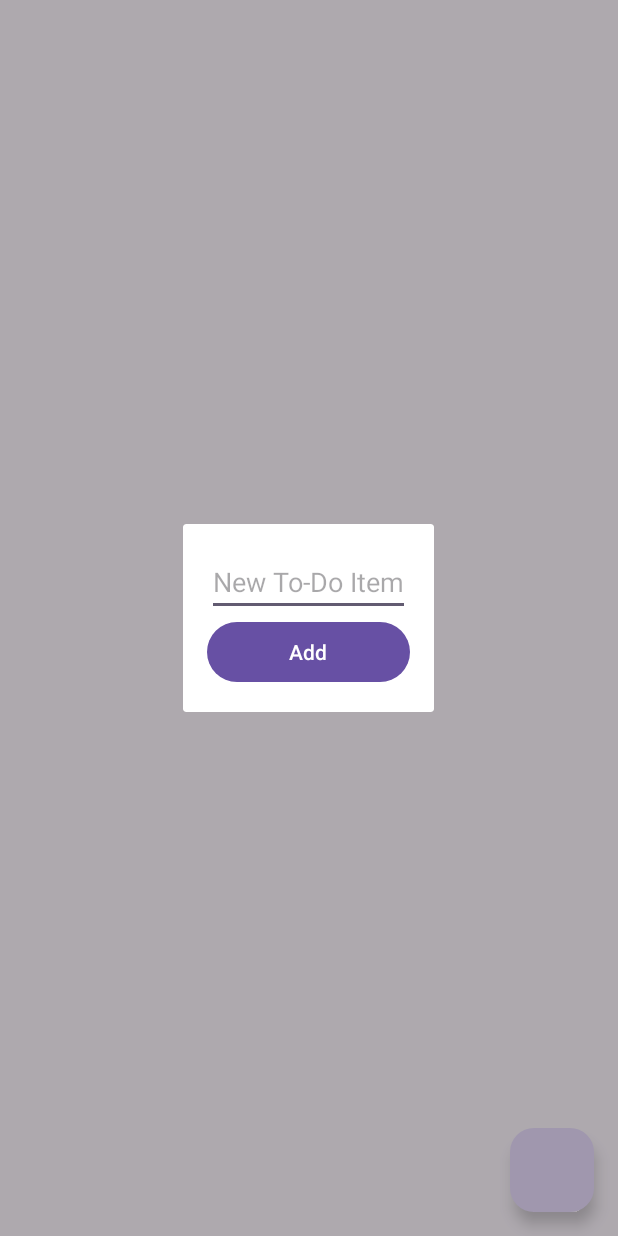
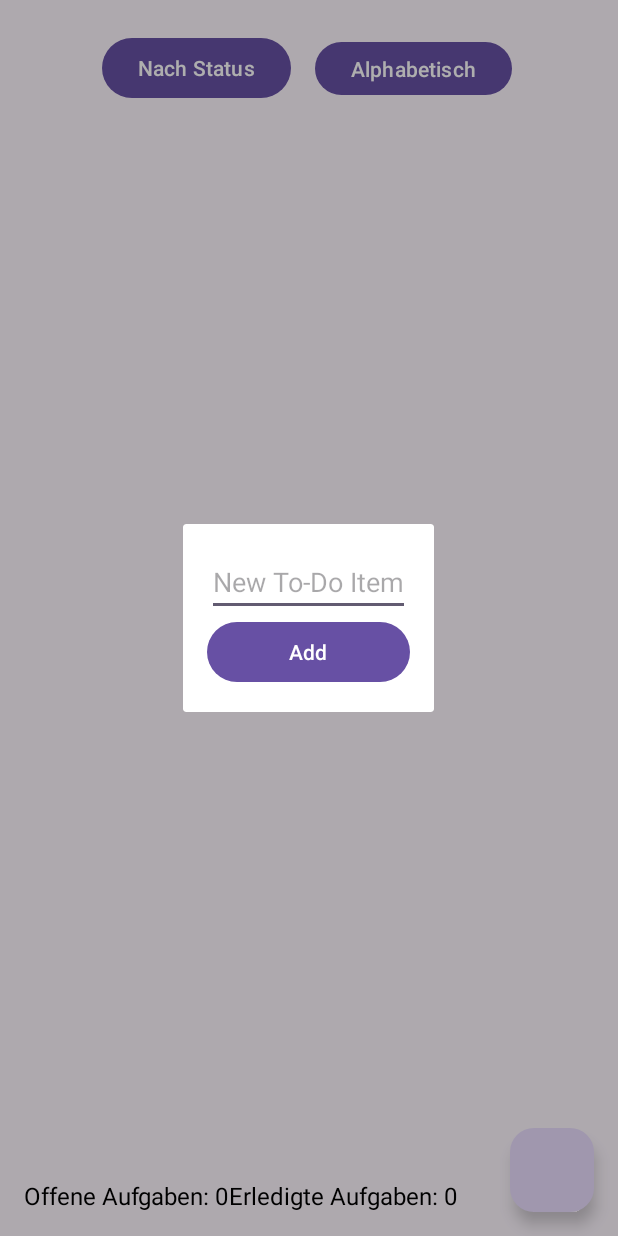
Before and after one commit to SarantisK/WorkshopAndroidStudio, an Android app: the screen it shows after launch (MainActivity), after a tap on "Add new item", on a phone screen of 412 x 824 dp. Run offline under Robolectric (Android 15) with nearby library versions, the phone set to English and light mode, and no system bars.

Commit message:
Workshop Aufgaben Lösungen

```diff
--- a/app/src/main/java/com/example/myapplication/MainActivity.kt
+++ b/app/src/main/java/com/example/myapplication/MainActivity.kt
@@ -1,7 +1,10 @@
 package com.example.myapplication
 
 // Importiert die notwendigen Klassen und Pakete
+import android.content.SharedPreferences
 import android.os.Bundle
+import android.widget.Button
+import android.widget.TextView
 import android.widget.Toast
 import androidx.appcompat.app.AppCompatActivity
 import androidx.recyclerview.widget.LinearLayoutManager
@@ -10,6 +13,8 @@ import com.google.android.material.floatingactionbutton.FloatingActionButton
 
 // Die MainActivity ist der Einstiegspunkt der App
 class MainActivity : AppCompatActivity() {
+    //Für Aufgabe 4 || erstellt sog. Preferences welche in der APP gespeichert werden.
+    private lateinit var sharedPreferences: SharedPreferences
 
     // Eine Liste, die alle Aufgaben speichert
     private val items = mutableListOf<ToDoItem>()
@@ -22,16 +27,28 @@ class MainActivity : AppCompatActivity() {
         super.onCreate(savedInstanceState)
         setContentView(R.layout.activity_main) // Setzt/Bindet das Layout für die Activity
 
+        //Aufgabe 4 || Hier wird die Liste geladen und Shared Preferences werden erstellt.
+        sharedPreferences = getSharedPreferences("ToDoPrefs", MODE_PRIVATE)
+        loadTasks() // Aufgabe 4 || Hier wird die Liste geladen
+
         // Verknüpft die RecyclerView aus dem Layout mit einer Variablen
         val recyclerView: RecyclerView = findViewById(R.id.recyclerView)
-
         // Verknüpft den Floating Action Button (FAB) aus dem Layout
         val fab: FloatingActionButton = findViewById(R.id.fab)
+
+        //Aufgabe 2|| Sortierung von Liste || Buttons für die Sortierfunktionen Binden
+        val btnSortByStatus: Button = findViewById(R.id.btn_sort_by_status)
+        val btnSortAlphabetically: Button = findViewById(R.id.btn_sort_alphabetically)
 
         // Erstellt einen Adapter und übergibt die Aufgabenliste
         adapter = ToDoAdapter(items) { position, isChecked ->
             // Aktualisiert den Zustand der Aufgabe (abgehakt oder nicht)
             items[position].isChecked = isChecked
+
+            //AUfgabe 3 & 4 ||Update der UI und speicherung der Liste
+            saveTasks()
+            updateTaskCounters()
+
 
             // Zeigt eine kurze Nachricht an, um Feedback zu geben
             Toast.makeText(
@@ -40,6 +57,7 @@ class MainActivity : AppCompatActivity() {
                 Toast.LENGTH_SHORT
             ).show()
         }
+
 
         // Verknüpft die RecyclerView mit einem LayoutManager, der die Einträge als Liste anordnet
         recyclerView.layoutManager = LinearLayoutManager(this) // Gibt an wie die Liste dargestellt werden soll (Vertikal)
@@ -50,6 +68,15 @@ class MainActivity : AppCompatActivity() {
             // Zeigt einen Dialog (Kleines Fenster) an, um eine neue Aufgabe hinzuzufügen
             showAddToDoDialog()
         }
+
+        btnSortByStatus.setOnClickListener {
+            sortItemsByStatus()
+        }
+
+        // Button: Alphabetisch sortieren
+        btnSortAlphabetically.setOnClickListener {
+            sortItemsAlphabetically()
+        }
     }
 
     // Öffnet den Dialog zum Hinzufügen einer neuen Aufgabe
@@ -57,10 +84,64 @@ class MainActivity : AppCompatActivity() {
         val dialog = AddToDoDialog(this) { newItem ->
             // Fügt die neue Aufgabe zur Liste hinzu
             items.add(newItem)
-
             // Informiert die RecyclerView, dass ein neuer Eintrag hinzugefügt wurde
             adapter.notifyItemInserted(items.size - 1) // Weil wir hier bei 1 starten statt 0
+            //Aufgabe 3 || Zählfunktion hinzufügen
+            updateTaskCounters() // Wenn eine neue Aufgabe hinzugefügt wird, aktualisiere die Zähler
+            saveTasks() // Aufgabe 4 || Hier wird die Liste gespeichert
         }
         dialog.show() // Zeigt den Dialog an
     }
+
+    //Aufgabe 2 || Sortierung von Liste
+    private fun sortItemsByStatus() {
+        // Sortiere: Offene Aufgaben zuerst, erledigte Aufgaben zuletzt
+        items.sortWith(compareBy { it.isChecked })
+        adapter.notifyDataSetChanged() // Aktualisiere die Ansicht
+    }
+    private fun sortItemsAlphabetically() {
+        // Sortiere: Nach dem Titel alphabetisch
+        items.sortBy { it.title.lowercase() }
+        adapter.notifyDataSetChanged() // Aktualisiere die Ansicht
+    }
+
+    //Aufgabe 3 || Zähler für offene und erledigte Aufgaben
+    public fun updateTaskCounters() {
+        // Zähle offene und erledigte Aufgaben
+        val openTasks = items.count { !it.isChecked }
+        val doneTasks = items.count { it.isChecked }
+
+        // Aktualisiere die TextViews
+        findViewById<TextView>(R.id.tv_open_tasks).text = "Offene Aufgaben: $openTasks"
+        findViewById<TextView>(R.id.tv_done_tasks).text = "Erledigte Aufgaben: $doneTasks"
+    }
+
+
+    //Aufgabe 4 || Speichern der Liste
+    public fun saveTasks() {
+        val editor = sharedPreferences.edit()
+
+        // Konvertiere die Liste in einen String
+        val taskString = items.joinToString(";") { "${it.title}|${it.isChecked}" }
+
+        // Speichere den String in SharedPreferences
+        editor.putString("tasks", taskString)
+        editor.apply() // Übernimmt die Änderungen
+
+    }
+
+    public fun loadTasks() {
+        val taskString = sharedPreferences.getString("tasks", null) ?: return
+
+        // Konvertiere den gespeicherten String zurück in die Aufgabenliste
+        val loadedItems = taskString.split(";").map { task ->
+            val parts = task.split("|")
+            ToDoItem(title = parts[0], isChecked = parts[1].toBoolean())
+        }
+
+        // Füge die geladenen Aufgaben zur Liste hinzu
+        items.addAll(loadedItems)
+    }
+
+
 }
--- a/app/src/main/res/layout/activity_main.xml
+++ b/app/src/main/res/layout/activity_main.xml
@@ -1,6 +1,5 @@
 <?xml version="1.0" encoding="utf-8"?>
-<androidx.constraintlayout.widget.ConstraintLayout
-    xmlns:android="http://schemas.android.com/apk/res/android"
+<androidx.constraintlayout.widget.ConstraintLayout xmlns:android="http://schemas.android.com/apk/res/android"
     xmlns:app="http://schemas.android.com/apk/res-auto"
     xmlns:tools="http://schemas.android.com/tools"
     android:layout_width="match_parent"
@@ -9,21 +8,78 @@
 
     <androidx.recyclerview.widget.RecyclerView
         android:id="@+id/recyclerView"
-        android:layout_width="match_parent"
-        android:layout_height="0dp"
+        android:layout_width="380dp"
+        android:layout_height="573dp"
         android:layout_margin="16dp"
+        android:layout_marginTop="70dp"
         android:visibility="visible"
         app:layout_constraintBottom_toTopOf="@id/fab"
         app:layout_constraintEnd_toEndOf="parent"
         app:layout_constraintStart_toStartOf="parent"
-        app:layout_constraintTop_toTopOf="parent" />
+        app:layout_constraintTop_toTopOf="@id/linearLayout2" />
 
     <com.google.android.material.floatingactionbutton.FloatingActionButton
         android:id="@+id/fab"
         android:layout_width="wrap_content"
         android:layout_height="wrap_content"
+        android:layout_margin="16dp"
         android:contentDescription="Add new item"
         app:layout_constraintBottom_toBottomOf="parent"
-        app:layout_constraintEnd_toEndOf="parent"
-        android:layout_margin="16dp"/>
+        app:layout_constraintEnd_toEndOf="parent" />
+
+    <!-- Aufgabe 2 Sortierfunktion || Overlay  -->
+    <LinearLayout
+        android:id="@+id/linearLayout2"
+        android:layout_width="378dp"
+        android:layout_height="59dp"
+        android:layout_margin="16dp"
+        android:layout_marginStart="19dp"
+        android:layout_marginTop="4dp"
+        android:gravity="center"
+        android:orientation="horizontal"
+        app:layout_constraintStart_toStartOf="parent"
+        app:layout_constraintTop_toTopOf="parent">
+
+        <Button
+            android:id="@+id/btn_sort_by_status"
+            android:layout_width="wrap_content"
+            android:layout_height="wrap_content"
+            android:text="Nach Status" />
+
+        <Button
+            android:id="@+id/btn_sort_alphabetically"
+            android:layout_width="wrap_content"
+            android:layout_height="43dp"
+            android:layout_marginStart="16dp"
+            android:text="Alphabetisch" />
+
+    </LinearLayout>
+
+    <LinearLayout
+        android:layout_width="match_parent"
+        android:layout_height="wrap_content"
+        android:layout_margin="16dp"
+        android:layout_marginStart="16dp"
+        android:layout_marginBottom="31dp"
+        android:orientation="horizontal"
+        app:layout_constraintBottom_toBottomOf="parent"
+        app:layout_constraintStart_toStartOf="parent">
+
+        <TextView
+            android:id="@+id/tv_open_tasks"
+            android:layout_width="wrap_content"
+            android:layout_height="wrap_content"
+            android:text="Offene Aufgaben: 0"
+            android:textColor="@android:color/black"
+            android:textSize="16sp" />
+
+        <TextView
+            android:id="@+id/tv_done_tasks"
+            android:layout_width="wrap_content"
+            android:layout_height="wrap_content"
+            android:text="Erledigte Aufgaben: 0"
+            android:textColor="@android:color/black"
+            android:textSize="16sp" />
+    </LinearLayout>
+
 </androidx.constraintlayout.widget.ConstraintLayout>
```
Also changed, not shown: app/src/main/java/com/example/myapplication/ToDoAdapter.kt (+11 -1 lines).
